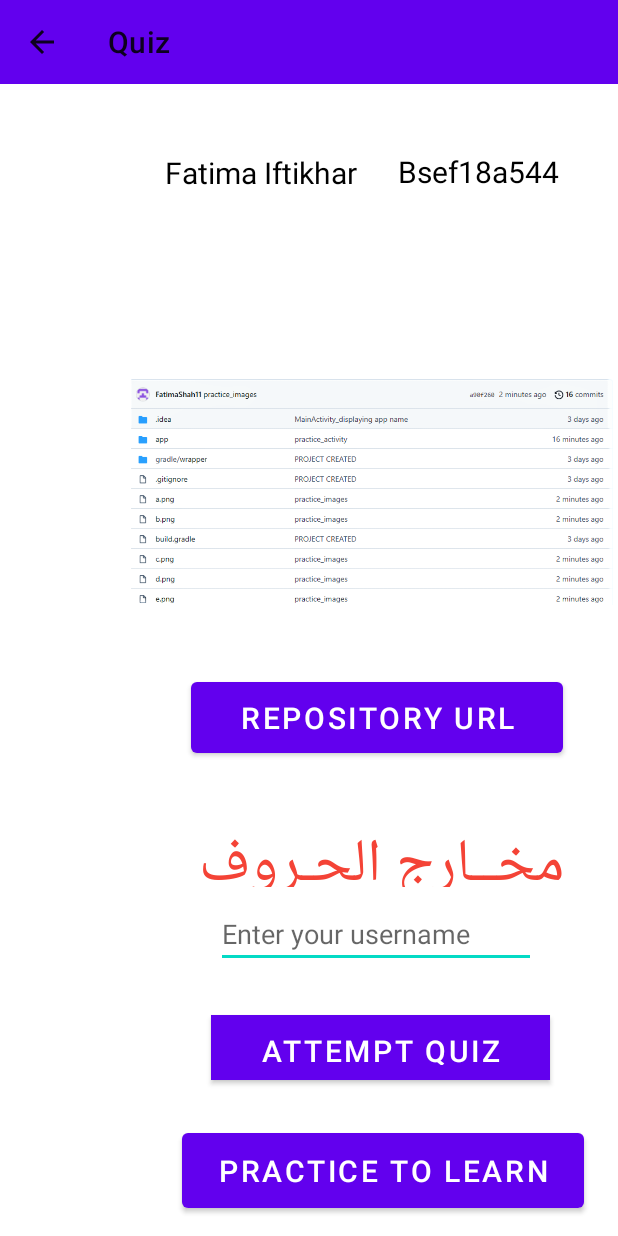
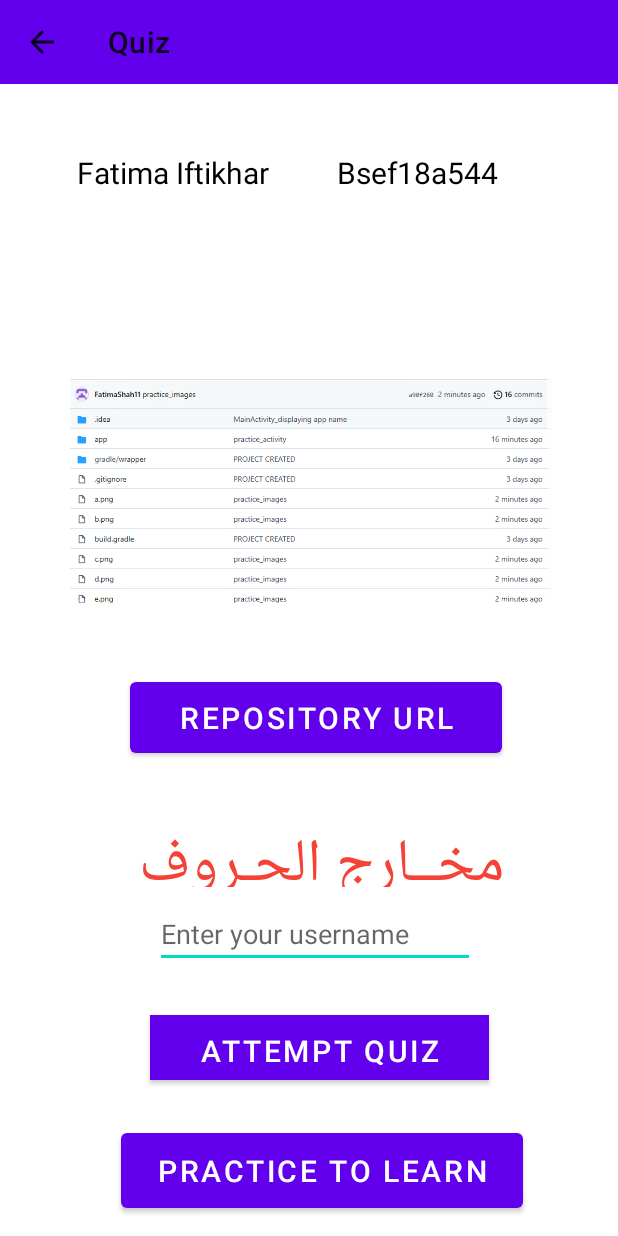
Before and after one commit to FatimaShah11/task2, an Android app: the screen it shows after launch (MainActivity), on a phone screen of 412 x 824 dp. Run offline under Robolectric (Android 15) with nearby library versions, the phone set to English and light mode, and no system bars.

Commit message:
appBar_final

```diff
--- a/app/src/main/res/layout/activity_main.xml
+++ b/app/src/main/res/layout/activity_main.xml
@@ -84,7 +84,7 @@
             android:textSize="20sp"
             app:layout_constraintBottom_toBottomOf="parent"
             app:layout_constraintEnd_toStartOf="@+id/textView5"
-            app:layout_constraintHorizontal_bias="1.0"
+            app:layout_constraintHorizontal_bias="0.718"
             app:layout_constraintStart_toStartOf="parent"
             app:layout_constraintTop_toTopOf="parent"
             app:layout_constraintVertical_bias="0.129" />
@@ -98,10 +98,10 @@
             android:textSize="20sp"
             app:layout_constraintBottom_toBottomOf="parent"
             app:layout_constraintEnd_toEndOf="parent"
-            app:layout_constraintHorizontal_bias="0.988"
+            app:layout_constraintHorizontal_bias="0.835"
             app:layout_constraintStart_toStartOf="parent"
             app:layout_constraintTop_toTopOf="parent"
-            app:layout_constraintVertical_bias="0.128" />
+            app:layout_constraintVertical_bias="0.129" />
 
         <Button
             android:id="@+id/pl"
```
